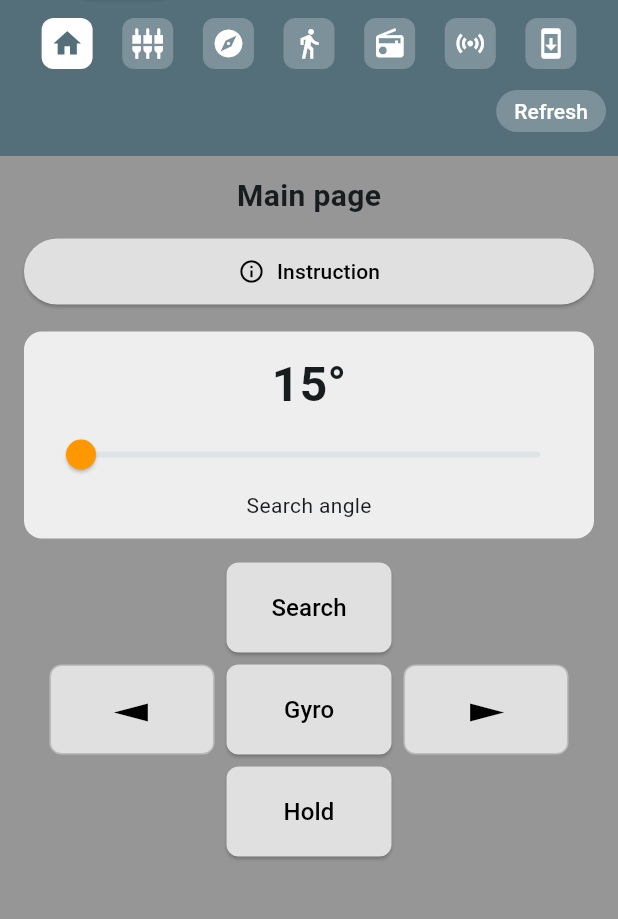
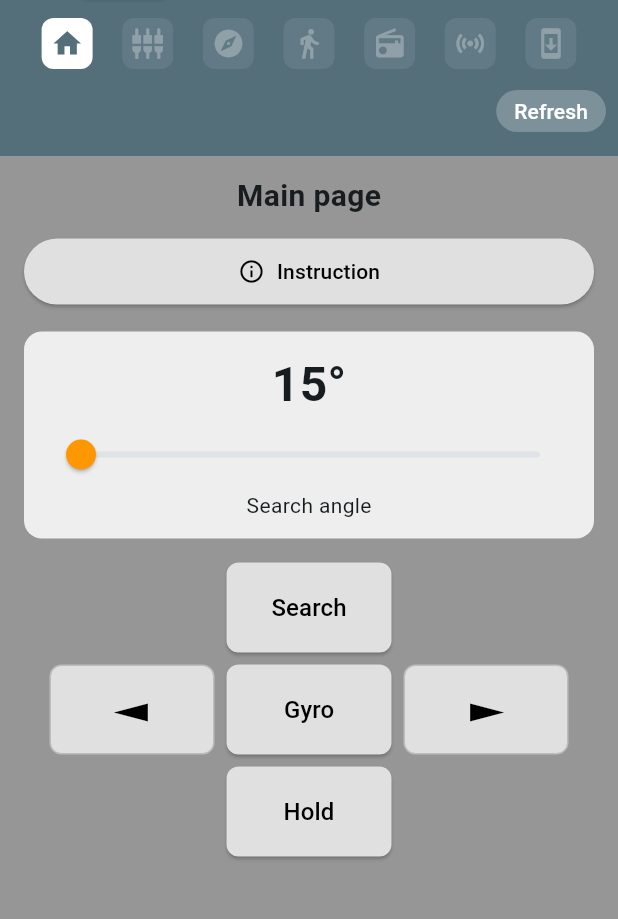
Before and after one commit to Bibusik/gyro360, a Flutter app: the screen it shows after launch, after a tap on the "home" icon, on a phone screen of 412 x 824 dp, the part 72-991 px from its top. Run offline on Flutter 3.47's test engine with Material 3 defaults, Android fonts, the phone set to English and light mode, and no system bars; our stand-ins replace flutter_blue_plus, permission_handler, sensors_plus, shared_preferences, wakelock_plus; missing offline and left inert: wifi_scan.

Commit message:
Lock the pages until the rotator is actually connected
Every page except Home could be opened with nothing connected: no readings to
look at, and any switch flipped there sent a command into the void while
staying in a position the rotator never had. They are dimmed and unresponsive
until a connection exists, and a disconnect drops back to Home rather than
stranding you on a page you can no longer leave.

Also puts "remote" on its own line under Gyro360 in the source selector, and
lines the axis-block switches up with the ones below them - they carried
different horizontal padding, so they sat at visibly different depths.

Co-Authored-By: Claude Opus 5 <noreply@anthropic.com>

```diff
--- a/lib/main.dart
+++ b/lib/main.dart
@@ -178,6 +178,8 @@ class AppState extends ChangeNotifier {
   // Гасить ли встроенный гироскоп на время слежения за Yaw. Живёт в прошивке
   // (и во флеше коробки), поэтому работает и без приложения - с веб-страницы.
   bool yawAutoGyro = false;
+  // Алгоритм самого датчика по ЕГО ответу: -1 не отвечал, 0 = 9 осей, 1 = 6 осей.
+  int wt901SensorAxis = -1;
 
   void reset() {
     motorDeg = 0; reduction = 0; maxSpeedRpm = 0; minSpeedRpm = 0;
@@ -264,6 +266,7 @@ class AppState extends ChangeNotifier {
         case 'WT901_PITCH_ZERO': wt901PitchZero = double.tryParse(v) ?? wt901PitchZero;
         case 'WT901_SRC': wt901SrcPhone = v == '1';
         case 'YAW_AUTO_GYRO': yawAutoGyro = v == '1';
+        case 'WT901_SENSOR_AXIS': wt901SensorAxis = int.tryParse(v) ?? wt901SensorAxis;
       }
     }
     notifyListeners();
@@ -356,7 +359,9 @@ class _MainScreenState extends State<MainScreen> {
 
   void _disconnect() async {
     await _bt.disconnect();
-    setState(() {});
+    // Возвращаемся на Home: остальные страницы без подключения закрыты, и
+    // остаться на закрытой было бы тупиком - уйти с неё уже нечем.
+    setState(() => _pageIndex = 0);
   }
 
   @override
@@ -525,12 +530,12 @@ class _TopBar extends StatelessWidget {
             mainAxisAlignment: MainAxisAlignment.spaceEvenly,
             children: [
               _NavBtn(icon: Icons.home,                    index: 0, current: pageIndex, onTap: onPageChanged),
-              _NavBtn(icon: Icons.settings_input_component, index: 1, current: pageIndex, onTap: onPageChanged),
-              _NavBtn(icon: Icons.explore,                 index: 2, current: pageIndex, onTap: onPageChanged),
-              _NavBtn(icon: Icons.directions_walk,         index: 3, current: pageIndex, onTap: onPageChanged),
-              _NavBtn(icon: Icons.radio,                   index: 4, current: pageIndex, onTap: onPageChanged),
-              _NavBtn(icon: Icons.sensors,                 index: 5, current: pageIndex, onTap: onPageChanged),
-              _NavBtn(icon: Icons.system_update,           index: 6, current: pageIndex, onTap: onPageChanged),
+              _NavBtn(icon: Icons.settings_input_component, index: 1, current: pageIndex, onTap: onPageChanged, enabled: isConnected),
+              _NavBtn(icon: Icons.explore,                 index: 2, current: pageIndex, onTap: onPageChanged, enabled: isConnected),
+              _NavBtn(icon: Icons.directions_walk,         index: 3, current: pageIndex, onTap: onPageChanged, enabled: isConnected),
+              _NavBtn(icon: Icons.radio,                   index: 4, current: pageIndex, onTap: onPageChanged, enabled: isConnected),
+              _NavBtn(icon: Icons.sensors,                 index: 5, current: pageIndex, onTap: onPageChanged, enabled: isConnected),
+              _NavBtn(icon: Icons.system_update,           index: 6, current: pageIndex, onTap: onPageChanged, enabled: isConnected),
             ],
           ),
           const SizedBox(height: 4),
@@ -553,16 +558,25 @@ class _NavBtn extends StatelessWidget {
   final IconData icon;
   final int index, current;
   final ValueChanged<int> onTap;
-  const _NavBtn({required this.icon, required this.index, required this.current, required this.onTap});
+  // Пока ротатор не подключён, все страницы кроме Home закрыты: на них нет ни
+  // одного показания, а любой переключатель отправил бы команду в пустоту и
+  // остался бы в положении, которого на роторе нет. Раньше их можно было
+  // открыть и накрутить настройки, которые никуда не уходили.
+  final bool enabled;
+  const _NavBtn({required this.icon, required this.index, required this.current,
+                 required this.onTap, this.enabled = true});
   @override
   Widget build(BuildContext context) {
     final active = index == current;
     return GestureDetector(
-      onTap: () => onTap(index),
-      child: Container(
-        padding: const EdgeInsets.all(6),
-        decoration: BoxDecoration(color: active ? Colors.white : Colors.white24, borderRadius: BorderRadius.circular(8)),
-        child: Icon(icon, color: active ? const Color(0xFF546E7A) : Colors.white, size: 22),
+      onTap: enabled ? () => onTap(index) : null,
+      child: Opacity(
+        opacity: enabled ? 1.0 : 0.35,
+        child: Container(
+          padding: const EdgeInsets.all(6),
+          decoration: BoxDecoration(color: active ? Colors.white : Colors.white24, borderRadius: BorderRadius.circular(8)),
+          child: Icon(icon, color: active ? const Color(0xFF546E7A) : Colors.white, size: 22),
+        ),
       ),
     );
   }
@@ -1931,7 +1945,9 @@ class _RemotePageState extends State<_RemotePage> {
               // Подпись 'Gyro360' вместо 'WT901': заводское имя датчика владельцу
               // ничего не говорит. Полное 'Gyro360 remote' в кнопку из трёх
               // сегментов не помещается - оно вынесено в заголовок страницы.
-              ButtonSegment(value: RemoteSource.wt901, label: Text('Gyro360'), icon: Icon(Icons.settings_remote)),
+              ButtonSegment(value: RemoteSource.wt901,
+                  label: Text('Gyro360\nremote', textAlign: TextAlign.center),
+                  icon: Icon(Icons.settings_remote)),
               ButtonSegment(value: RemoteSource.off,   label: Text('Off'),   icon: Icon(Icons.power_settings_new)),
               ButtonSegment(value: RemoteSource.phone, label: Text('Phone'), icon: Icon(Icons.smartphone)),
             ],
@@ -2094,21 +2110,21 @@ class _RemotePageState extends State<_RemotePage> {
                   _switchRow('Reverse Pitch', _phoneRevPitch, (v) {
                       setState(() => _phoneRevPitch = v);
                       _saveAxisPrefs();
-                    })
+                    }, hPad: 0)
                 else if (_source == RemoteSource.phone && _phoneTilt == 1)
                   _switchRow('Reverse Roll', _phoneRevRoll, (v) {
                       setState(() => _phoneRevRoll = v);
                       _saveAxisPrefs();
-                    })
+                    }, hPad: 0)
                 else if (s.wt901Axis == 1)
                   _switchRow('Reverse Roll', s.wt901PitchReverse,
-                      (v) { setState(() => s.wt901PitchReverse = v); bt.send('WT901_PITCH_REV=${v ? 1 : 0};'); })
+                      (v) { setState(() => s.wt901PitchReverse = v); bt.send('WT901_PITCH_REV=${v ? 1 : 0};'); }, hPad: 0)
                 else if (s.wt901Axis == 0)
                   _switchRow('Reverse Pitch', s.wt901RollReverse,
-                      (v) { setState(() => s.wt901RollReverse = v); bt.send('WT901_ROLL_REV=${v ? 1 : 0};'); })
+                      (v) { setState(() => s.wt901RollReverse = v); bt.send('WT901_ROLL_REV=${v ? 1 : 0};'); }, hPad: 0)
                 else
                   _switchRow('Reverse Yaw', s.wt901YawReverse,
-                      (v) { setState(() => s.wt901YawReverse = v); bt.send('WT901_YAW_REV=${v ? 1 : 0};'); }),
+                      (v) { setState(() => s.wt901YawReverse = v); bt.send('WT901_YAW_REV=${v ? 1 : 0};'); }, hPad: 0),
                 // Слежение за Yaw работает ТОЛЬКО в режиме OFF - при включённом
                 // встроенном гироскопе оно молча ничего не делает. Этот режим
                 // гасит гироскоп на время работы Yaw и возвращает обратно.
@@ -2118,6 +2134,19 @@ class _RemotePageState extends State<_RemotePage> {
                   _miniSwitch('Auto-off built-in gyro for Yaw', s.yawAutoGyro, (v) {
                     setState(() => s.yawAutoGyro = v);
                     bt.send('YAW_AUTO_GYRO=${v ? 1 : 0};');
+                  }),
+                // Алгоритм САМОГО ДАТЧИКА: 9 осей - курс считается с
+                // магнитометром и не уползает, но зависит от железа рядом;
+                // 6 осей - чистое интегрирование, железу безразлично, зато
+                // медленно дрейфует. Команду датчику шлёт коробка: подключена
+                // к нему она, второго подключения он не примет.
+                //
+                // Показываем не то, что просили, а что ответил сам датчик:
+                // -1 значит он ещё не отозвался (например, не подключён).
+                if (_source == RemoteSource.wt901 && s.wt901SensorAxis >= 0)
+                  _miniSwitch('Sensor: 9-axis (magnetometer)',
+                      s.wt901SensorAxis == 0, (v) {
+                    bt.send('WT901_SENSOR_AXIS=${v ? 0 : 1};');
                   }),
               ]),
             ),
```
